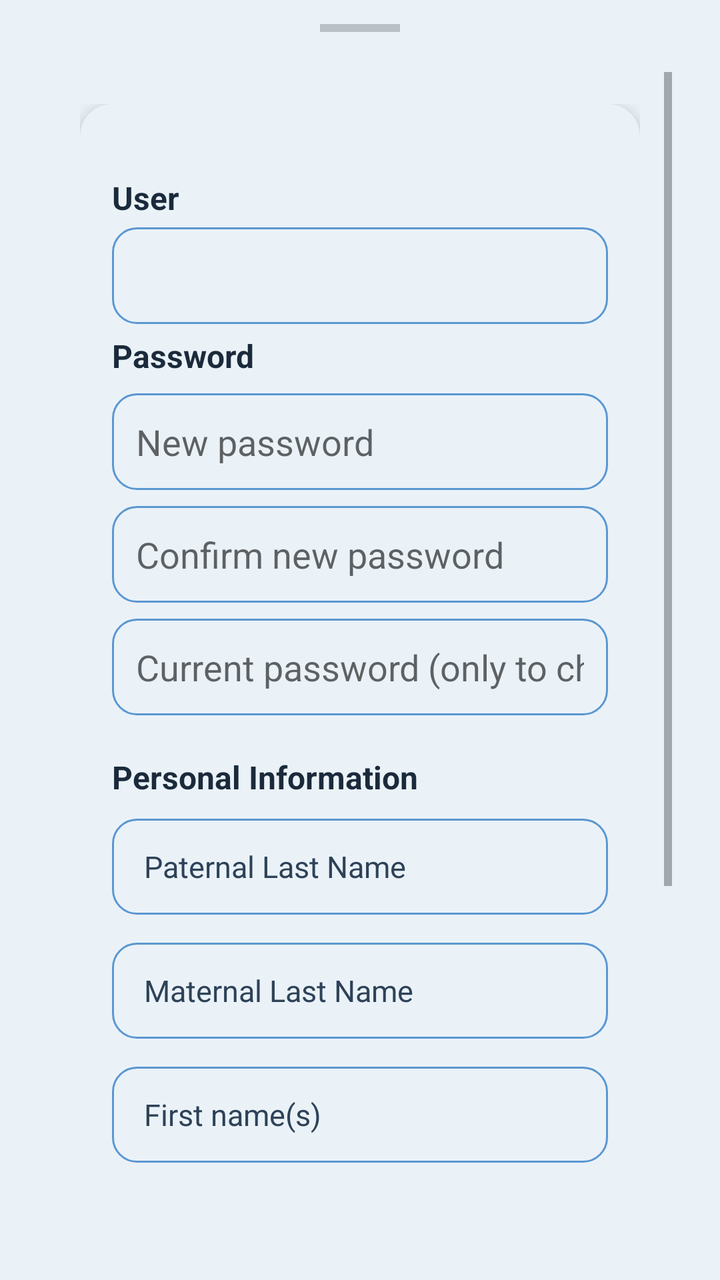
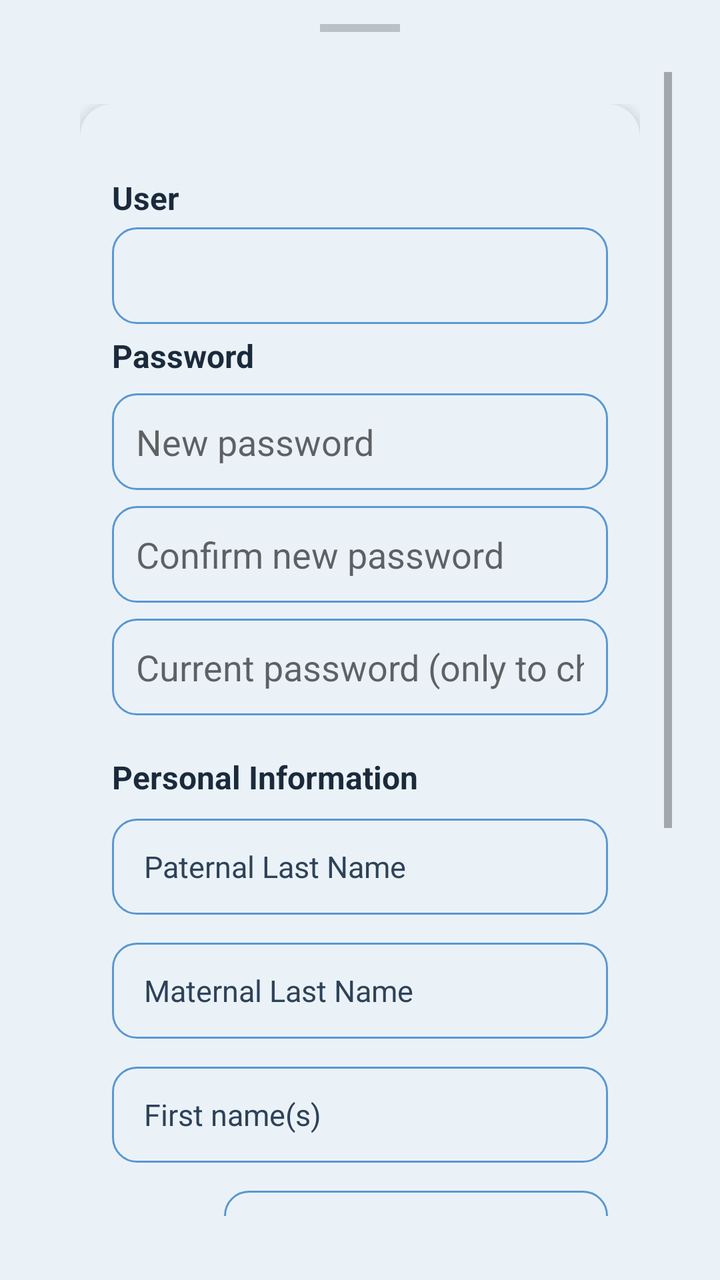

An Android layout rendered at two revisions. The XML below is the earlier revision; the diff shows what the commit changed to produce the second picture.
<!-- AndroidManifest.xml: application theme Theme.YipShare -->
<!-- res/layout/activity_actualizar_perfil.xml -->
<?xml version="1.0" encoding="utf-8"?>
<LinearLayout
    xmlns:android="http://schemas.android.com/apk/res/android"
    xmlns:app="http://schemas.android.com/apk/res-auto"
    android:layout_width="match_parent"
    android:layout_height="wrap_content"
    android:orientation="vertical"
    android:background="@drawable/bg_botones_sobreposicion"
    android:paddingStart="24dp"
    android:paddingEnd="24dp"
    android:paddingTop="12dp"
    android:paddingBottom="32dp">

    <View
        android:layout_width="40dp"
        android:layout_height="4dp"
        android:layout_gravity="center_horizontal"
        android:layout_marginBottom="20dp"
        android:background="#33000000" />

    <ScrollView
        android:layout_width="match_parent"
        android:layout_height="match_parent"
        app:layout_constraintTop_toBottomOf="parent"
        app:layout_constraintStart_toStartOf="parent"
        app:layout_constraintEnd_toEndOf="parent"
        app:layout_constraintBottom_toTopOf="parent">

        <androidx.constraintlayout.widget.ConstraintLayout
            android:layout_width="match_parent"
            android:layout_height="wrap_content"
            android:padding="16dp">

            <androidx.cardview.widget.CardView
                android:id="@+id/card_perfil"
                android:layout_width="0dp"
                android:layout_height="wrap_content"
                app:cardCornerRadius="16dp"
                app:cardElevation="4dp"
                app:cardBackgroundColor="@color/color_tarjeta"
                app:layout_constraintTop_toTopOf="parent"
                app:layout_constraintStart_toStartOf="parent"
                app:layout_constraintEnd_toEndOf="parent">

                <LinearLayout
                    android:layout_width="match_parent"
                    android:layout_height="wrap_content"
                    android:orientation="vertical"
                    android:padding="16dp">
                    <LinearLayout
                        android:id="@+id/layoutPagoMes"
                        android:layout_width="match_parent"
                        android:layout_height="wrap_content"
                        android:orientation="vertical"
                        android:visibility="gone">

                        <TextView
                            style="@style/TextTitle"
                            android:layout_width="match_parent"
                            android:layout_height="wrap_content"
                            android:text="@string/pago_mes_actualizar_perfil"
                            android:textSize="16sp"
                            android:layout_marginBottom="8dp" />

                        <CheckBox
                            android:id="@+id/cbPagoMes"
                            android:layout_width="wrap_content"
                            android:layout_height="wrap_content"
                            android:text="@string/cbPagoMes" />


                    </LinearLayout>
                    <TextView
                        style="@style/TextTitle"
                        android:layout_width="wrap_content"
                        android:layout_height="wrap_content"
                        android:layout_marginTop="20dp"
                        android:textSize="16sp"
                        android:text="@string/usuario_actualizar_perfil" />

                    <EditText
                        android:id="@+id/et_correo_electronico"
                        android:layout_width="match_parent"
                        android:layout_height="wrap_content"
                        android:layout_marginTop="4dp"
                        android:background="@drawable/bg_input"
                        android:padding="12dp"
                        android:inputType="textNoSuggestions"
                        />

                    <TextView
                        style="@style/TextTitle"
                        android:layout_width="wrap_content"
                        android:layout_height="wrap_content"
                        android:layout_marginTop="5dp"
                        android:textSize="16sp"
                        android:text="@string/contrasena_actualizar_perfil"
                        />

                    <EditText
                        android:id="@+id/et_contrasena"
                        android:layout_width="match_parent"
                        android:layout_height="wrap_content"
                        android:layout_marginTop="8dp"
                        android:background="@drawable/bg_input"
                        android:padding="12dp"
                        android:inputType="textPassword"
                        android:hint="@string/nueva_contrasena"
                        android:maxLines="1" />

                    <EditText
                        android:id="@+id/et_confirmar_contrasena"
                        android:layout_width="match_parent"
                        android:layout_height="wrap_content"
                        android:layout_marginTop="8dp"
                        android:background="@drawable/bg_input"
                        android:padding="12dp"
                        android:inputType="textPassword"
                        android:hint="@string/confirmar_nueva_contrasena"
                        android:maxLines="1" />

                    <EditText
                        android:id="@+id/et_contrasena_actual"
                        android:layout_width="match_parent"
                        android:layout_height="wrap_content"
                        android:layout_marginTop="8dp"
                        android:background="@drawable/bg_input"
                        android:padding="12dp"
                        android:inputType="textPassword"
                        android:hint="@string/contrasena_actual"
                        android:maxLines="1"
                        android:layout_marginBottom="10dp"/>

                    <TextView
                        android:id="@+id/datos_personales"
                        style="@style/TextTitle"
                        android:layout_width="match_parent"
                        android:layout_height="wrap_content"
                        android:text="@string/datos_personales"
                        android:textSize="16sp"
                        android:textStyle="bold"
                        android:layout_marginTop="10dp"
                        android:layout_marginBottom="10dp"
                        />
                    <EditText
                        android:id="@+id/apellido_paterno"
                        style="@style/InputBrand"
                        android:hint="@string/apellido_paterno"
                        android:inputType="textPersonName"
                        android:background="@drawable/bg_input"
                        android:minHeight="48dp"
                        android:layout_marginBottom="14dp" />

                    <EditText
                        android:id="@+id/apellido_materno"
                        style="@style/InputBrand"
                        android:hint="@string/apellido_materno"
                        android:inputType="textPersonName"
                        android:background="@drawable/bg_input"
                        android:minHeight="48dp"
                        android:layout_marginBottom="14dp" />

                    <EditText
                        android:id="@+id/nombres"
                        style="@style/InputBrand"
                        android:hint="@string/nombres"
                        android:inputType="textPersonName"
                        android:background="@drawable/bg_input"
                        android:minHeight="48dp"
                        android:layout_marginBottom="14dp" />


                    <TextView
                        style="@style/TextTitle"
                        android:layout_width="wrap_content"
                        android:layout_height="wrap_content"
                        android:textSize="16sp"
                        android:layout_marginTop="10dp"
                        android:text="@string/direccion_actualizar_perfil" />

                    <EditText
                        android:id="@+id/et_direccion_edificio"
                        android:layout_width="match_parent"
                        android:layout_height="wrap_content"
                        android:layout_marginTop="4dp"
                        android:background="@drawable/bg_input"
                        android:padding="12dp"
                        android:inputType="textPostalAddress"
                        android:maxLines="1"
                        android:hint="@string/et_direccion_edificio" />
                    <EditText
                        android:id="@+id/et_direccion_departamento"
                        android:layout_width="match_parent"
                        android:layout_height="wrap_content"
                        android:layout_marginTop="8dp"
                        android:background="@drawable/bg_input"
                        android:padding="12dp"
                        android:inputType="textPostalAddress"
                        android:maxLines="1"
                        android:hint="@string/et_direccion_departamento" />


                    <Button
                        android:id="@+id/btn_actualizar_datos"
                        style="@style/ButtonPrimary"
                        android:layout_width="match_parent"
                        android:layout_height="52dp"
                        android:layout_marginTop="20dp"
                        android:text="@string/btn_actualizar_datos" />

                </LinearLayout>

            </androidx.cardview.widget.CardView>

        </androidx.constraintlayout.widget.ConstraintLayout>

    </ScrollView>

</LinearLayout>
<!-- resources referenced by this layout -->
<resources>
  <color name="color_tarjeta">#EAF2F8</color>
  <!-- drawable bg_botones_sobreposicion (drawable) -->
  <?xml version="1.0" encoding="utf-8"?>
  <shape xmlns:android="http://schemas.android.com/apk/res/android"
      android:shape="rectangle">
      <solid android:color="@color/fondo_pantalla" />
      <corners
          android:topLeftRadius="24dp"
          android:topRightRadius="24dp" />
  </shape>
  <!-- drawable bg_input (drawable) -->
  <?xml version="1.0" encoding="utf-8"?>
  <shape xmlns:android="http://schemas.android.com/apk/res/android"
      android:shape="rectangle">
      <solid android:color="@color/input_fondo" />
      <corners android:radius="12dp" />
      <stroke
          android:width="1dp"
          android:color="@color/input_stroke" />
      <padding
          android:left="16dp"
          android:right="16dp"
          android:top="12dp"
          android:bottom="12dp" />
  </shape>
  <string name="apellido_materno">Maternal Last Name</string>
  <string name="apellido_paterno">Paternal Last Name</string>
  <string name="btn_actualizar_datos">Update</string>
  <string name="cbPagoMes">Yes, paid this month</string>
  <string name="confirmar_nueva_contrasena">Confirm new password</string>
  <string name="contrasena_actual">Current password (only to change it)</string>
  <string name="contrasena_actualizar_perfil">Password</string>
  <string name="datos_personales">Personal Information</string>
  <string name="direccion_actualizar_perfil">Address:</string>
  <string name="et_direccion_departamento">e.g., Apartment: 14</string>
  <string name="et_direccion_edificio">e.g., Building 2</string>
  <string name="nombres">First name(s)</string>
  <string name="nueva_contrasena">New password</string>
  <string name="pago_mes_actualizar_perfil">Monthly payment:\u0020</string>
  <string name="usuario_actualizar_perfil">User</string>
  <style name="ButtonPrimary">
          <item name="android:layout_width">match_parent</item>
          <item name="android:layout_height">52dp</item>
          <item name="android:background">@drawable/bg_button_primary</item>
          <item name="android:textColor">#FFFFFF</item>
          <item name="android:textSize">16sp</item>
          <item name="android:textAllCaps">false</item>
      </style>
  <style name="InputBrand">
          <item name="android:layout_width">match_parent</item>
          <item name="android:layout_height">wrap_content</item>
          <item name="android:background">@drawable/bg_input</item>
          <item name="android:textColor">@color/texto_primario</item>
          <item name="android:textColorHint">@color/texto_hint</item>
          <item name="android:textSize">15sp</item>
      </style>
  <style name="TextTitle">
          <item name="android:textColor">@color/azul_yipshare</item>
          <item name="android:textSize">18sp</item>
          <item name="android:textStyle">bold</item>
      </style>
  <style name="Theme.YipShare" parent="Theme.AppCompat.DayNight.NoActionBar">
          <item name="android:windowBackground">@color/fondo_pantalla</item>
      </style>
  <color name="fondo_pantalla">#EAF2F8</color>
  <color name="input_fondo">#EAF2F8</color>
  <color name="input_stroke">#5B97D1</color>
  <!-- drawable bg_button_primary (drawable) -->
  <?xml version="1.0" encoding="utf-8"?>
  <shape xmlns:android="http://schemas.android.com/apk/res/android"
      android:shape="rectangle">
      <solid android:color="@color/azul_yipshare" />
      <corners android:radius="12dp" />
  </shape>
  <color name="texto_primario">#0D1622</color>
  <color name="texto_hint">#2E4258</color>
  <color name="azul_yipshare">#1B2A3B</color>
</resources>

<!-- the commit's change to res/layout/activity_actualizar_perfil.xml (unified diff, before → after) -->
@@ -169,6 +169,33 @@
                         android:minHeight="48dp"
                         android:layout_marginBottom="14dp" />
 
+                    <LinearLayout
+                        android:layout_width="match_parent"
+                        android:layout_height="wrap_content"
+                        android:layout_marginBottom="14dp"
+                        android:gravity="center_vertical"
+                        android:orientation="horizontal">
+
+                        <Spinner
+                            android:id="@+id/spinner_codigo_pais"
+                            android:layout_width="wrap_content"
+                            android:layout_height="wrap_content"
+                            android:layout_marginEnd="8dp"
+                            android:contentDescription="@string/codigo_pais"
+                            android:minHeight="48dp" />
+
+                        <EditText
+                            android:id="@+id/telefono"
+                            style="@style/InputBrand"
+                            android:layout_width="0dp"
+                            android:layout_weight="1"
+                            android:hint="@string/telefono_hint"
+                            android:inputType="phone"
+                            android:autofillHints="phoneNational"
+                            android:background="@drawable/bg_input"
+                            android:minHeight="48dp" />
+                    </LinearLayout>
+
 
                     <TextView
                         style="@style/TextTitle"
<!-- resource entries referenced after the edit -->
@@ -29,6 +29,7 @@
   <string name="apellido_paterno">Paternal Last Name</string>
   <string name="btn_actualizar_datos">Update</string>
   <string name="cbPagoMes">Yes, paid this month</string>
+  <string name="codigo_pais">Country code</string>
   <string name="confirmar_nueva_contrasena">Confirm new password</string>
   <string name="contrasena_actual">Current password (only to change it)</string>
   <string name="contrasena_actualizar_perfil">Password</string>
@@ -39,6 +40,7 @@
   <string name="nombres">First name(s)</string>
   <string name="nueva_contrasena">New password</string>
   <string name="pago_mes_actualizar_perfil">Monthly payment:\u0020</string>
+  <string name="telefono_hint">Phone number</string>
   <string name="usuario_actualizar_perfil">User</string>
   <style name="ButtonPrimary">
           <item name="android:layout_width">match_parent</item>
